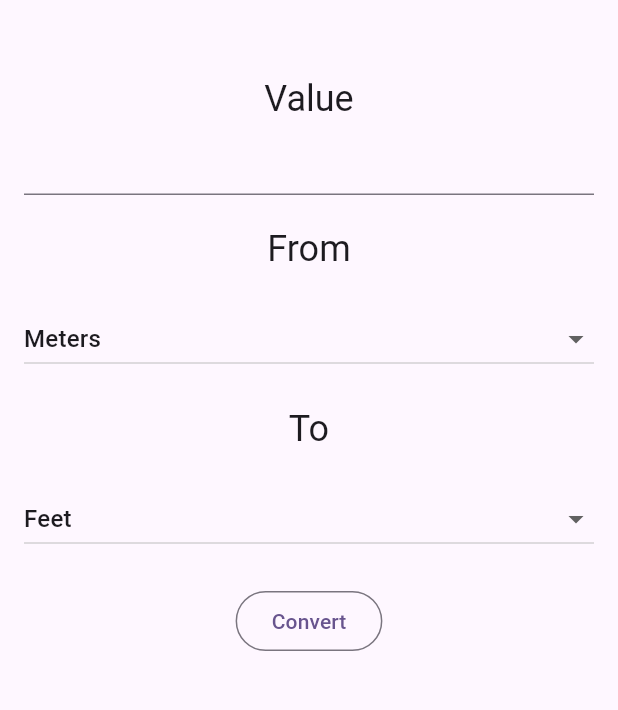
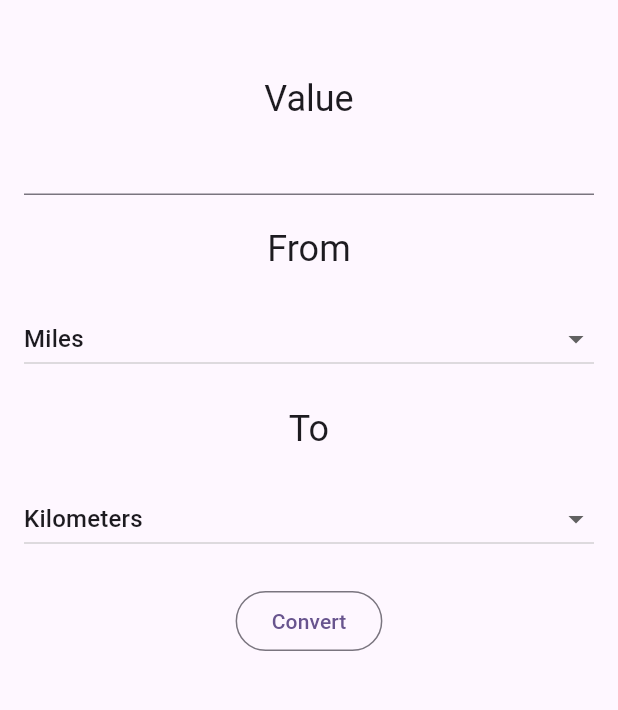
Before and after one commit to santhosh-programs/Measures-Converter, a Flutter app: the screen it shows after launch, on a phone screen of 412 x 824 dp, the part 84-794 px from its top. Run offline on Flutter 3.47's test engine with Material 3 defaults, Android fonts, the phone set to English and light mode, and no system bars.

Commit message:
comments, conversion metrics change

```diff
--- a/lib/constants.dart
+++ b/lib/constants.dart
@@ -1,9 +1,10 @@
+/// Hard coded constants for better organization
 class Constants {
   static const value = 'Value';
   static const from = 'From';
   static const to = 'To';
   static const convert = 'Convert';
-  static const feet = 'Feet';
-  static const meters = 'Meters';
+  static const kilometers = 'Kilometers';
+  static const miles = 'Miles';
   static const appTitle = 'Measures Converter';
 }
--- a/lib/measures_converter_page.dart
+++ b/lib/measures_converter_page.dart
@@ -72,7 +72,7 @@ class _MeasuresConverterPageState extends State<MeasuresConverterPage> {
                 isExpanded: true,
                 items: const [
                   DropdownMenuItem(
-                    child: Text(Constants.meters),
+                    child: Text(Constants.miles),
                   )
                 ],
                 onChanged: (val) {},
@@ -87,7 +87,7 @@ class _MeasuresConverterPageState extends State<MeasuresConverterPage> {
                 isExpanded: true,
                 items: const [
                   DropdownMenuItem(
-                    child: Text(Constants.feet),
+                    child: Text(Constants.kilometers),
                   )
                 ],
                 onChanged: (val) {},
@@ -113,9 +113,9 @@ class _MeasuresConverterPageState extends State<MeasuresConverterPage> {
   }
 
   void updateConvertedTextResult() {
-    double? meters = double.tryParse(valueTextCtrl.text);
-    if (meters != null) {
-      streamController.add('$meters meters are ${meters * 3.28084} feet');
+    double? miles = double.tryParse(valueTextCtrl.text);
+    if (miles != null) {
+      streamController.add('$miles miles are ${miles * 1.60934} kilometers');
     } else {
       streamController.add('');
     }
```
